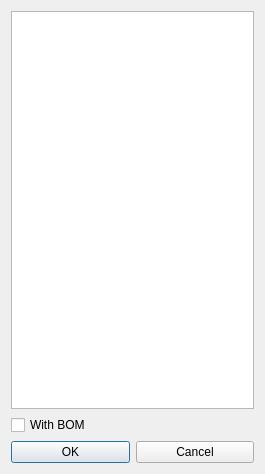
First picture: the form in src/ainesmile/Dialogs/encodinglistdialog.ui, repository missdeer/ainesmile, before the edit.
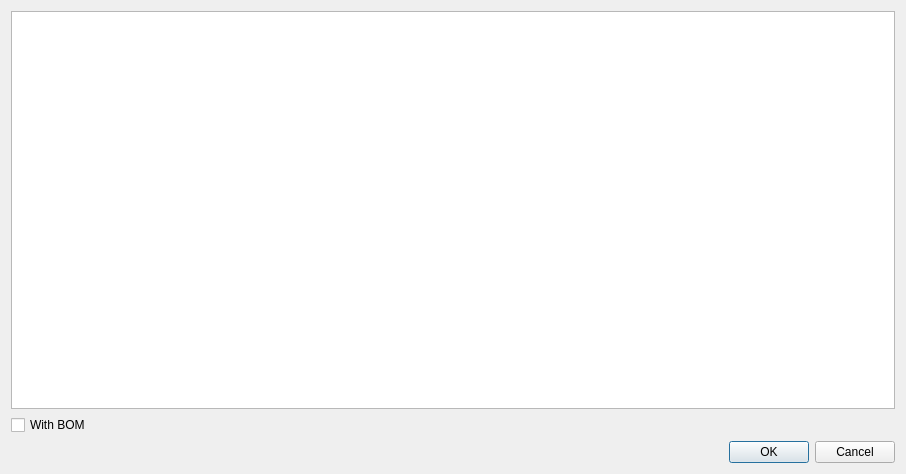
Second picture: the form after the edit.

Commit message: use icu to enumerate encodings supported

```diff
--- a/src/ainesmile/Dialogs/encodinglistdialog.ui
+++ b/src/ainesmile/Dialogs/encodinglistdialog.ui
@@ -6,7 +6,7 @@
    <rect>
     <x>0</x>
     <y>0</y>
-    <width>265</width>
+    <width>906</width>
     <height>474</height>
    </rect>
   </property>
@@ -26,6 +26,19 @@
    </item>
    <item>
     <layout class="QHBoxLayout" name="horizontalLayout">
+     <item>
+      <spacer name="horizontalSpacer">
+       <property name="orientation">
+        <enum>Qt::Horizontal</enum>
+       </property>
+       <property name="sizeHint" stdset="0">
+        <size>
+         <width>40</width>
+         <height>20</height>
+        </size>
+       </property>
+      </spacer>
+     </item>
      <item>
       <widget class="QPushButton" name="btnOK">
        <property name="text">
```
The commit also changes 1 other file.
